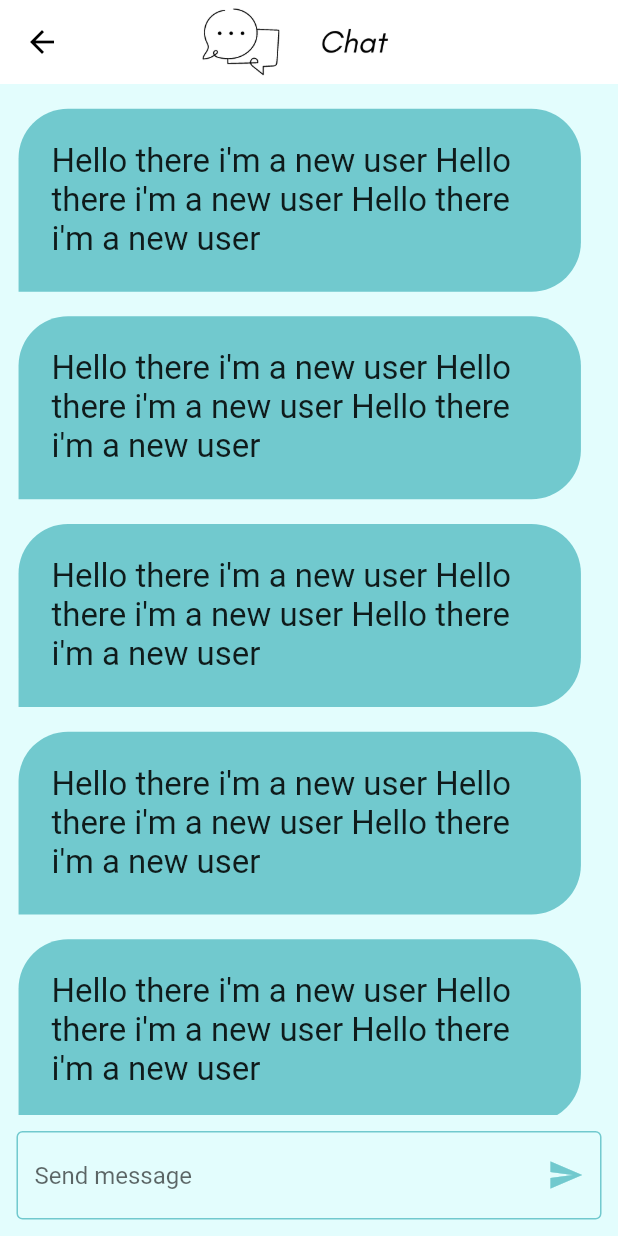
After one commit to YosophAhmed/chatApp, a Flutter app: the ChatPage screen opened by its route, on a phone screen of 412 x 824 dp. The commit adds this screen. Run offline on Flutter 3.47's test engine with Material 2 defaults, Android fonts, the light colour scheme and no system bars; our stand-ins replace firebase_auth, firebase_core, modal_progress_hud_nsn, sizer; accounts and stored records are empty.

Commit message:
Latest Commit

```diff
--- /dev/null
+++ b/lib/components/chat_item.dart
@@ -0,0 +1,37 @@
+import 'package:flutter/material.dart';
+import 'package:sizer/sizer.dart';
+
+import '../constants/colors.dart';
+
+class ChatItem extends StatelessWidget {
+  const ChatItem({Key? key}) : super(key: key);
+
+  @override
+  Widget build(BuildContext context) {
+    return Align(
+      alignment: Alignment.centerLeft,
+      child: Container(
+        margin: EdgeInsets.only(
+          left: 3.w,
+          top: 2.h,
+          right: 6.w
+        ),
+        padding: EdgeInsets.all(16.sp),
+        decoration: BoxDecoration(
+          color: primaryColor4,
+          borderRadius: BorderRadius.only(
+            topLeft: Radius.circular(24.sp),
+            topRight: Radius.circular(24.sp),
+            bottomRight: Radius.circular(24.sp),
+          ),
+        ),
+        child: Text(
+          'Hello there i\'m a new user Hello there i\'m a new user Hello there i\'m a new user',
+          style: TextStyle(
+            fontSize: 16.sp,
+          ),
+        ),
+      ),
+    );
+  }
+}
--- a/lib/components/custom_textfield.dart
+++ b/lib/components/custom_textfield.dart
@@ -5,8 +5,16 @@ class CustomTextFormField extends StatelessWidget {
 
   final String? hintText;
   final Function(String)? onChanged;
+  final IconData? suffix;
+  final Function()? sendMessage;
 
-  const CustomTextFormField({Key? key, this.hintText, required this.onChanged}) : super(key: key);
+  const CustomTextFormField({
+    Key? key,
+    this.hintText,
+    required this.onChanged,
+    this.suffix,
+    this.sendMessage,
+  }) : super(key: key);
 
   @override
   Widget build(BuildContext context) {
@@ -34,6 +42,11 @@ class CustomTextFormField extends StatelessWidget {
             color: primaryColor4,
           ),
         ),
+        suffixIcon: IconButton(
+          onPressed: sendMessage,
+          icon: Icon(suffix),
+          color: primaryColor4,
+        ),
       ),
       onChanged: onChanged,
     );
--- a/lib/main.dart
+++ b/lib/main.dart
@@ -1,3 +1,4 @@
+import 'package:chat/pages/chat_page.dart';
 import 'package:chat/pages/login_page.dart';
 import 'package:chat/pages/register_page.dart';
 import 'package:flutter/material.dart';
@@ -32,6 +33,7 @@ class ChatApp extends StatelessWidget {
         routes: {
           LoginPage.id: (context) => LoginPage(),
           RegisterPage.id : (context) => RegisterPage(),
+          ChatPage.id : (context) => ChatPage(),
         },
       );
     });
--- /dev/null
+++ b/lib/pages/chat_page.dart
@@ -0,0 +1,44 @@
+import 'package:chat/components/chat_item.dart';
+import 'package:chat/constants/colors.dart';
+import 'package:flutter/material.dart';
+import 'package:sizer/sizer.dart';
+
+import '../components/custom_textfield.dart';
+
+class ChatPage extends StatelessWidget {
+  static const String id = 'ChatPage';
+
+  @override
+  Widget build(BuildContext context) {
+    return Scaffold(
+      backgroundColor: primaryColor1,
+      appBar: AppBar(
+        title: Image.asset(
+          'assets/images/Chat.png',
+          height: 25.h,
+        ),
+        backgroundColor: Colors.white,
+        elevation: 0,
+        centerTitle: true,
+      ),
+      body: Column(
+        children: [
+          Expanded(
+            child: ListView.builder(
+              itemBuilder: (context, index) => ChatItem(),
+            ),
+          ),
+          Padding(
+            padding: EdgeInsets.all(8.sp),
+            child: CustomTextFormField(
+              onChanged: (message) {},
+              suffix: Icons.send,
+              sendMessage: (){},
+              hintText: 'Send message',
+            ),
+          ),
+        ],
+      ),
+    );
+  }
+}
--- a/lib/pages/login_page.dart
+++ b/lib/pages/login_page.dart
@@ -9,6 +9,7 @@ import 'package:sizer/sizer.dart';
 import '../components/logo.dart';
 import 'package:modal_progress_hud_nsn/modal_progress_hud_nsn.dart';
 import '../components/snakbar.dart';
+import 'chat_page.dart';
 
 class LoginPage extends StatefulWidget {
   static const String id = 'LoginPage';
@@ -74,7 +75,8 @@ class _LoginPageState extends State<LoginPage> {
                       });
                       try {
                         await login();
-                        showSnackBar(context, 'Login succeeded');
+                        showSnackBar(context, 'Login succeeded',);
+                        Navigator.pushReplacementNamed(context, ChatPage.id,);
                       } on FirebaseAuthException catch (error) {
                         if(error.code == 'user-not-found') {
                           showSnackBar(context, 'No user found for that email.');
--- a/lib/pages/register_page.dart
+++ b/lib/pages/register_page.dart
@@ -1,3 +1,4 @@
+import 'package:chat/pages/chat_page.dart';
 import 'package:firebase_auth/firebase_auth.dart';
 import 'package:flutter/material.dart';
 import 'package:sizer/sizer.dart';
@@ -73,7 +74,8 @@ class _RegisterPageState extends State<RegisterPage> {
                       });
                       try {
                         await register();
-                        showSnackBar(context, 'Registration succeeded');
+                        showSnackBar(context, 'Registration succeeded',);
+                        Navigator.pushReplacementNamed(context, ChatPage.id,);
                       } on FirebaseAuthException catch (error) {
                         if(error.code == 'weak-password') {
                           showSnackBar(context, 'The password provided is too weak.');
```
